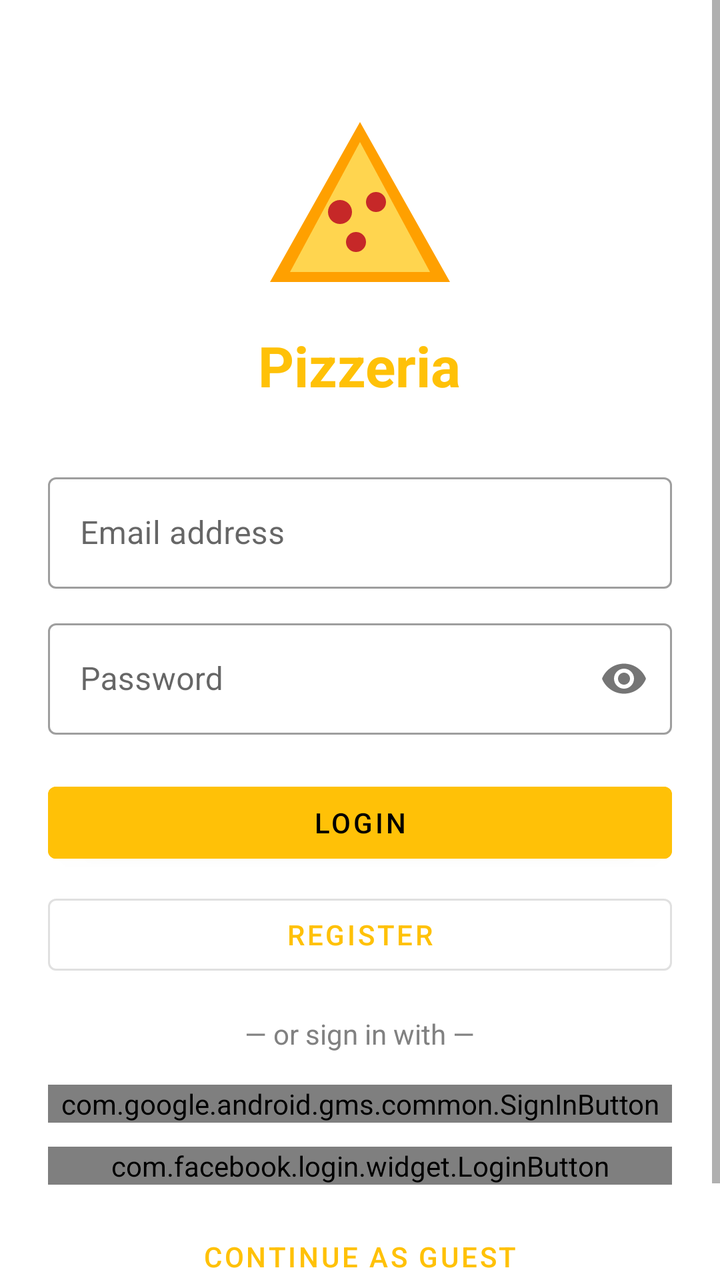
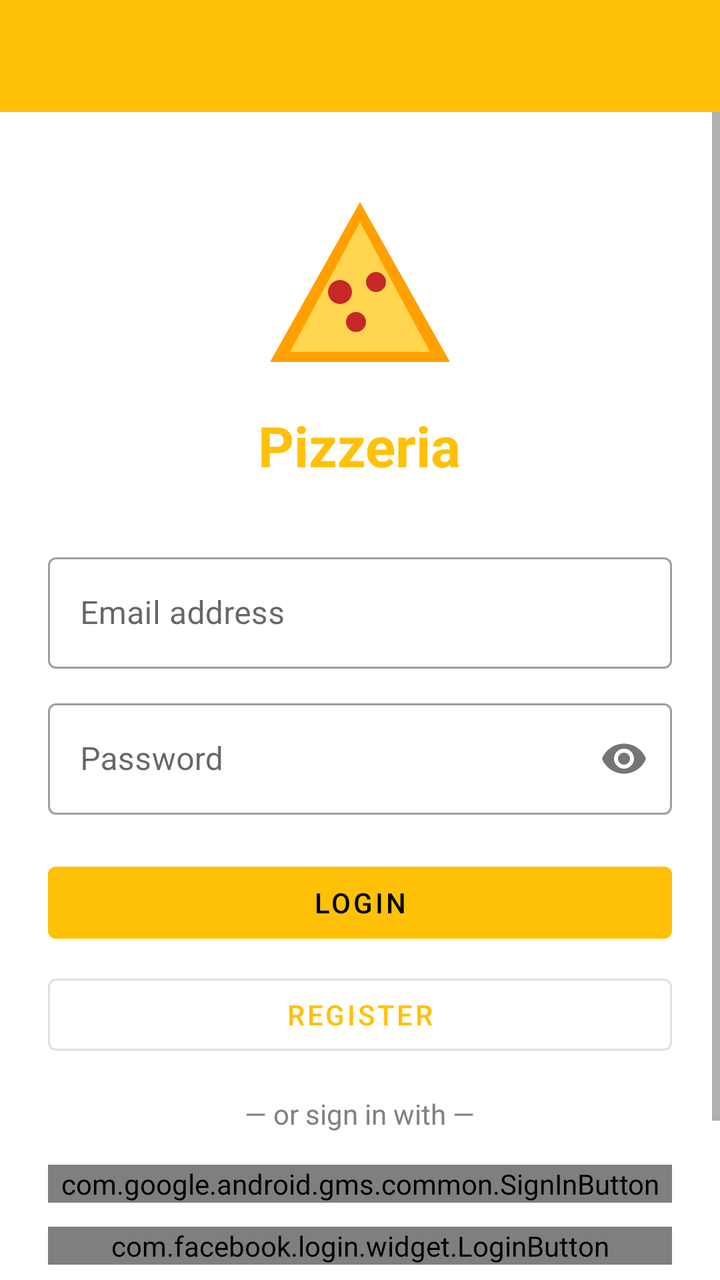

Screens rendered from an Android XML layout before and after an edit, with the pre-edit source and the edit as a unified diff.
<!-- AndroidManifest.xml: application theme Theme.Pizzeria -->
<!-- res/layout/activity_login.xml -->
<?xml version="1.0" encoding="utf-8"?>
<ScrollView
    xmlns:android="http://schemas.android.com/apk/res/android"
    android:layout_width="match_parent"
    android:layout_height="match_parent"
    android:background="@color/white"
    android:fillViewport="true">

    <LinearLayout
        android:layout_width="match_parent"
        android:layout_height="wrap_content"
        android:orientation="vertical"
        android:padding="24dp"
        android:gravity="center_horizontal">

        
        <ImageView
            android:layout_width="100dp"
            android:layout_height="100dp"
            android:src="@drawable/ic_pizza"
            android:layout_marginTop="32dp"
            android:layout_marginBottom="8dp"/>

        <TextView
            android:layout_width="wrap_content"
            android:layout_height="wrap_content"
            android:text="@string/app_name"
            android:textSize="28sp"
            android:textStyle="bold"
            android:textColor="@color/colorPrimaryYellow"
            android:layout_marginBottom="32dp"/>

        
        <com.google.android.material.textfield.TextInputLayout
            android:layout_width="match_parent"
            android:layout_height="wrap_content"
            android:hint="@string/hint_email"
            style="@style/Widget.MaterialComponents.TextInputLayout.OutlinedBox"
            android:layout_marginBottom="12dp">

            <com.google.android.material.textfield.TextInputEditText
                android:id="@+id/etEmail"
                android:layout_width="match_parent"
                android:layout_height="wrap_content"
                android:inputType="textEmailAddress"/>
        </com.google.android.material.textfield.TextInputLayout>

        
        <com.google.android.material.textfield.TextInputLayout
            android:layout_width="match_parent"
            android:layout_height="wrap_content"
            android:hint="@string/hint_password"
            style="@style/Widget.MaterialComponents.TextInputLayout.OutlinedBox"
            app:passwordToggleEnabled="true"
            android:layout_marginBottom="20dp"
            xmlns:app="http://schemas.android.com/apk/res-auto">

            <com.google.android.material.textfield.TextInputEditText
                android:id="@+id/etPassword"
                android:layout_width="match_parent"
                android:layout_height="wrap_content"
                android:inputType="textPassword"/>
        </com.google.android.material.textfield.TextInputLayout>

        
        <com.google.android.material.button.MaterialButton
            android:id="@+id/btnEmailLogin"
            android:layout_width="match_parent"
            android:layout_height="wrap_content"
            android:text="@string/login"
            android:backgroundTint="@color/colorPrimaryYellow"
            android:textColor="@color/black"
            android:layout_marginBottom="8dp"/>

        
        <com.google.android.material.button.MaterialButton
            android:id="@+id/btnGoRegister"
            android:layout_width="match_parent"
            android:layout_height="wrap_content"
            android:text="@string/register"
            style="@style/Widget.MaterialComponents.Button.OutlinedButton"
            android:layout_marginBottom="16dp"/>

        <TextView
            android:layout_width="wrap_content"
            android:layout_height="wrap_content"
            android:text="@string/or_sign_in_with"
            android:textColor="@color/grey"
            android:layout_marginBottom="16dp"/>

        
        <com.google.android.gms.common.SignInButton
            android:id="@+id/btnGoogle"
            android:layout_width="match_parent"
            android:layout_height="wrap_content"
            android:layout_marginBottom="12dp"/>

        
        <com.facebook.login.widget.LoginButton
            android:id="@+id/btnFacebook"
            android:layout_width="match_parent"
            android:layout_height="wrap_content"
            android:layout_marginBottom="12dp"/>

        
        <com.google.android.material.button.MaterialButton
            android:id="@+id/btnAnonymous"
            android:layout_width="match_parent"
            android:layout_height="wrap_content"
            android:text="@string/continue_anonymous"
            style="@style/Widget.MaterialComponents.Button.TextButton"
            android:layout_marginBottom="16dp"/>

        
        <ProgressBar
            android:id="@+id/progressBar"
            android:layout_width="wrap_content"
            android:layout_height="wrap_content"
            android:visibility="gone"/>

    </LinearLayout>
</ScrollView>
<!-- resources referenced by this layout -->
<resources>
  <color name="black">#FF000000</color>
  <color name="colorPrimaryYellow">#FFC107</color>
  <color name="grey">#818181</color>
  <color name="white">#FFFFFFFF</color>
  <!-- drawable ic_pizza (drawable) -->
  <?xml version="1.0" encoding="utf-8"?>
  <vector xmlns:android="http://schemas.android.com/apk/res/android"
      android:width="100dp"
      android:height="100dp"
      android:viewportWidth="100"
      android:viewportHeight="100">
    <path
        android:fillColor="#FFA000"
        android:pathData="M50,5 L95,85 L5,85 Z"/>
    <path
        android:fillColor="#FFD54F"
        android:pathData="M50,15 L85,80 L15,80 Z"/>
    <path
        android:fillColor="#C62828"
        android:pathData="M40,50 m-6,0 a6,6 0 1,0 12,0 a6,6 0 1,0 -12,0"/>
    <path
        android:fillColor="#C62828"
        android:pathData="M58,45 m-5,0 a5,5 0 1,0 10,0 a5,5 0 1,0 -10,0"/>
    <path
        android:fillColor="#C62828"
        android:pathData="M48,65 m-5,0 a5,5 0 1,0 10,0 a5,5 0 1,0 -10,0"/>
  </vector>
  <string name="app_name">Pizzeria</string>
  <string name="continue_anonymous">Continue as Guest</string>
  <string name="hint_email">Email address</string>
  <string name="hint_password">Password</string>
  <string name="login">Login</string>
  <string name="or_sign_in_with">— or sign in with —</string>
  <string name="register">Register</string>
  <style name="Theme.Pizzeria" parent="Theme.MaterialComponents.Light.NoActionBar">
          <item name="colorPrimary">@color/colorPrimaryYellow</item>
          <item name="colorPrimaryVariant">@color/colorPrimaryYellowDark</item>
          <item name="colorOnPrimary">@color/black</item>
          <item name="android:statusBarColor">@color/colorPrimaryYellow</item>
          <item name="android:navigationBarColor">@color/colorPrimaryYellow</item>
      </style>
  <color name="colorPrimaryYellowDark">#FFA000</color>
</resources>

<!-- the commit's change to res/layout/activity_login.xml (unified diff, before → after) -->
@@ -1,122 +1,135 @@
 <?xml version="1.0" encoding="utf-8"?>
-<ScrollView
+<LinearLayout
     xmlns:android="http://schemas.android.com/apk/res/android"
+    xmlns:app="http://schemas.android.com/apk/res-auto"
     android:layout_width="match_parent"
     android:layout_height="match_parent"
-    android:background="@color/white"
-    android:fillViewport="true">
+    android:orientation="vertical"
+    android:background="@color/white">
 
-    <LinearLayout
+    
+    <androidx.appcompat.widget.Toolbar
+        android:id="@+id/toolbar"
         android:layout_width="match_parent"
-        android:layout_height="wrap_content"
-        android:orientation="vertical"
-        android:padding="24dp"
-        android:gravity="center_horizontal">
+        android:layout_height="?attr/actionBarSize"
+        android:background="@color/colorPrimaryYellow"
+        app:title=""
+        app:titleTextColor="@color/black"/>
 
-        
-        <ImageView
-            android:layout_width="100dp"
-            android:layout_height="100dp"
-            android:src="@drawable/ic_pizza"
-            android:layout_marginTop="32dp"
-            android:layout_marginBottom="8dp"/>
+    <ScrollView
+        android:layout_width="match_parent"
+        android:layout_height="match_parent"
+        android:fillViewport="true">
 
-        <TextView
-            android:layout_width="wrap_content"
-            android:layout_height="wrap_content"
-            android:text="@string/app_name"
-            android:textSize="28sp"
-            android:textStyle="bold"
-            android:textColor="@color/colorPrimaryYellow"
-            android:layout_marginBottom="32dp"/>
-
-        
-        <com.google.android.material.textfield.TextInputLayout
+        <LinearLayout
             android:layout_width="match_parent"
             android:layout_height="wrap_content"
-            android:hint="@string/hint_email"
-            style="@style/Widget.MaterialComponents.TextInputLayout.OutlinedBox"
-            android:layout_marginBottom="12dp">
+            android:orientation="vertical"
+            android:padding="24dp"
+            android:gravity="center_horizontal">
 
-            <com.google.android.material.textfield.TextInputEditText
-                android:id="@+id/etEmail"
+            
+            <ImageView
+                android:layout_width="100dp"
+                android:layout_height="100dp"
+                android:src="@drawable/ic_pizza"
+                android:layout_marginTop="16dp"
+                android:layout_marginBottom="8dp"/>
+
+            <TextView
+                android:layout_width="wrap_content"
+                android:layout_height="wrap_content"
+                android:text="@string/app_name"
+                android:textSize="28sp"
+                android:textStyle="bold"
+                android:textColor="@color/colorPrimaryYellow"
+                android:layout_marginBottom="32dp"/>
+
+            
+            <com.google.android.material.textfield.TextInputLayout
                 android:layout_width="match_parent"
                 android:layout_height="wrap_content"
-                android:inputType="textEmailAddress"/>
-        </com.google.android.material.textfield.TextInputLayout>
+                android:hint="@string/hint_email"
+                style="@style/Widget.MaterialComponents.TextInputLayout.OutlinedBox"
+                android:layout_marginBottom="12dp">
+                <com.google.android.material.textfield.TextInputEditText
+                    android:id="@+id/etEmail"
+                    android:layout_width="match_parent"
+                    android:layout_height="wrap_content"
+                    android:inputType="textEmailAddress"/>
+            </com.google.android.material.textfield.TextInputLayout>
 
-        
-        <com.google.android.material.textfield.TextInputLayout
-            android:layout_width="match_parent"
-            android:layout_height="wrap_content"
-            android:hint="@string/hint_password"
-            style="@style/Widget.MaterialComponents.TextInputLayout.OutlinedBox"
-            app:passwordToggleEnabled="true"
-            android:layout_marginBottom="20dp"
-            xmlns:app="http://schemas.android.com/apk/res-auto">
-
-            <com.google.android.material.textfield.TextInputEditText
-                android:id="@+id/etPassword"
+            
+            <com.google.android.material.textfield.TextInputLayout
                 android:layout_width="match_parent"
                 android:layout_height="wrap_content"
-                android:inputType="textPassword"/>
-        </com.google.android.material.textfield.TextInputLayout>
+                android:hint="@string/hint_password"
+                style="@style/Widget.MaterialComponents.TextInputLayout.OutlinedBox"
+                app:passwordToggleEnabled="true"
+                android:layout_marginBottom="20dp">
+                <com.google.android.material.textfield.TextInputEditText
+                    android:id="@+id/etPassword"
+                    android:layout_width="match_parent"
+                    android:layout_height="wrap_content"
+                    android:inputType="textPassword"/>
+            </com.google.android.material.textfield.TextInputLayout>
 
-        
-        <com.google.android.material.button.MaterialButton
-            android:id="@+id/btnEmailLogin"
-            android:layout_width="match_parent"
-            android:layout_height="wrap_content"
-            android:text="@string/login"
-            android:backgroundTint="@color/colorPrimaryYellow"
-            android:textColor="@color/black"
-            android:layout_marginBottom="8dp"/>
+            
+            <com.google.android.material.button.MaterialButton
+                android:id="@+id/btnEmailLogin"
+                android:layout_width="match_parent"
+                android:layout_height="wrap_content"
+                android:text="@string/login"
+                android:backgroundTint="@color/colorPrimaryYellow"
+                android:textColor="@color/black"
+                android:layout_marginBottom="8dp"/>
 
-        
-        <com.google.android.material.button.MaterialButton
-            android:id="@+id/btnGoRegister"
-            android:layout_width="match_parent"
-            android:layout_height="wrap_content"
-            android:text="@string/register"
-            style="@style/Widget.MaterialComponents.Button.OutlinedButton"
-            android:layout_marginBottom="16dp"/>
+            
+            <com.google.android.material.button.MaterialButton
+                android:id="@+id/btnGoRegister"
+                android:layout_width="match_parent"
+                android:layout_height="wrap_content"
+                android:text="@string/register"
+                style="@style/Widget.MaterialComponents.Button.OutlinedButton"
+                android:layout_marginBottom="16dp"/>
 
-        <TextView
-            android:layout_width="wrap_content"
-            android:layout_height="wrap_content"
-            android:text="@string/or_sign_in_with"
-            android:textColor="@color/grey"
-            android:layout_marginBottom="16dp"/>
+            <TextView
+                android:layout_width="wrap_content"
+                android:layout_height="wrap_content"
+                android:text="@string/or_sign_in_with"
+                android:textColor="@color/grey"
+                android:layout_marginBottom="16dp"/>
 
-        
-        <com.google.android.gms.common.SignInButton
-            android:id="@+id/btnGoogle"
-            android:layout_width="match_parent"
-            android:layout_height="wrap_content"
-            android:layout_marginBottom="12dp"/>
+            
+            <com.google.android.gms.common.SignInButton
+                android:id="@+id/btnGoogle"
+                android:layout_width="match_parent"
+                android:layout_height="wrap_content"
+                android:layout_marginBottom="12dp"/>
 
-        
-        <com.facebook.login.widget.LoginButton
-            android:id="@+id/btnFacebook"
-            android:layout_width="match_parent"
-            android:layout_height="wrap_content"
-            android:layout_marginBottom="12dp"/>
+            
+            <com.facebook.login.widget.LoginButton
+                android:id="@+id/btnFacebook"
+                android:layout_width="match_parent"
+                android:layout_height="wrap_content"
+                android:layout_marginBottom="12dp"/>
 
-        
-        <com.google.android.material.button.MaterialButton
-            android:id="@+id/btnAnonymous"
-            android:layout_width="match_parent"
-            android:layout_height="wrap_content"
-            android:text="@string/continue_anonymous"
-            style="@style/Widget.MaterialComponents.Button.TextButton"
-            android:layout_marginBottom="16dp"/>
+            
+            <com.google.android.material.button.MaterialButton
+                android:id="@+id/btnAnonymous"
+                android:layout_width="match_parent"
+                android:layout_height="wrap_content"
+                android:text="@string/continue_anonymous"
+                style="@style/Widget.MaterialComponents.Button.TextButton"
+                android:layout_marginBottom="16dp"/>
 
-        
-        <ProgressBar
-            android:id="@+id/progressBar"
-            android:layout_width="wrap_content"
-            android:layout_height="wrap_content"
-            android:visibility="gone"/>
+            
+            <ProgressBar
+                android:id="@+id/progressBar"
+                android:layout_width="wrap_content"
+                android:layout_height="wrap_content"
+                android:visibility="gone"/>
 
-    </LinearLayout>
-</ScrollView>
+        </LinearLayout>
+    </ScrollView>
+</LinearLayout>
